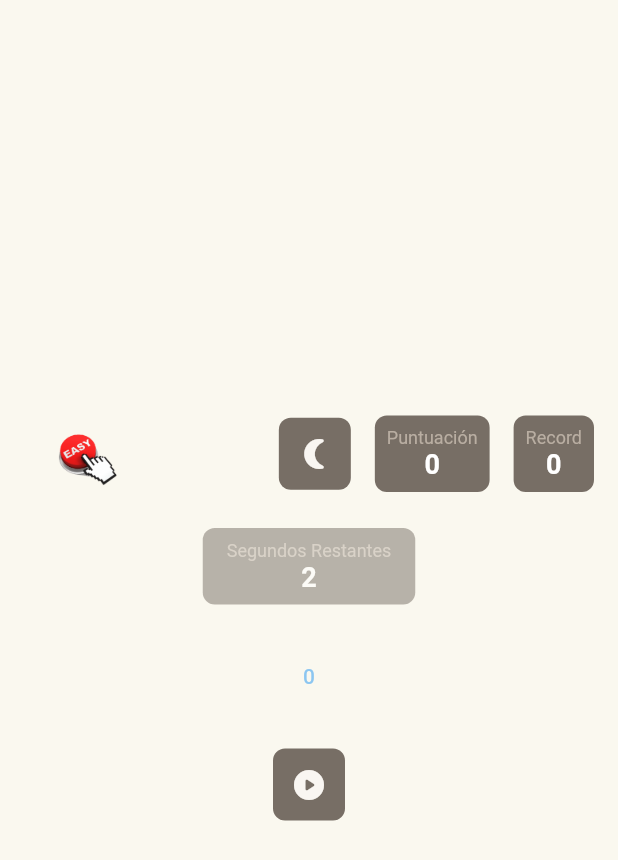
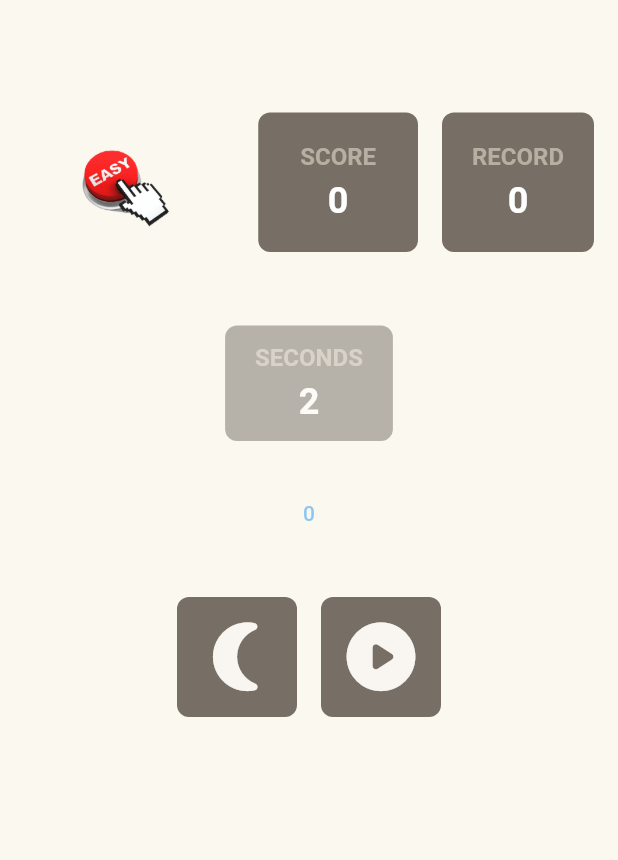
Before and after one commit to plss12/TapTen, a Flutter app: the screen it shows after launch, on a phone screen of 412 x 824 dp. Shown: the top 860 px of the screen. Run offline on Flutter 3.47's test engine with Material 2 defaults, Android fonts, the phone set to English and light mode, and no system bars; our stand-ins replace shared_preferences.

Commit message:
Cambios estéticos en la interfaz

```diff
--- a/lib/components/counter.dart
+++ b/lib/components/counter.dart
@@ -101,21 +101,26 @@ class _CounterState extends State<Counter> {
   Widget build(BuildContext context) {
     return Column(children: [
       Container(
-        padding: const EdgeInsets.symmetric(horizontal: 16.0, vertical: 8.0),
+        padding: const EdgeInsets.symmetric(horizontal: 20.0, vertical: 12.0),
         decoration: BoxDecoration(
             color: ColorsData.boxColor,
             borderRadius: BorderRadius.circular(8.0)),
         child: Column(children: [
           Text(
-            "Segundos Restantes",
-            style: TextStyle(fontSize: 12.0, color: ColorsData.boxLetterColor),
+            "SECONDS",
+            style: TextStyle(
+              fontSize: 16.0,
+              color: ColorsData.boxLetterColor,
+              fontWeight: FontWeight.bold,
+            ),
           ),
+          const SizedBox(height: 6.0),
           Text(
             _timer.toString(),
             style: const TextStyle(
                 color: Colors.white,
                 fontWeight: FontWeight.bold,
-                fontSize: 18.0),
+                fontSize: 24.0),
           ),
         ]),
       ),
--- a/lib/components/info_board.dart
+++ b/lib/components/info_board.dart
@@ -10,18 +10,23 @@ class ScoreBoard extends StatelessWidget {
   @override
   Widget build(BuildContext context) {
     return Container(
-      padding: const EdgeInsets.symmetric(horizontal: 8.0, vertical: 8.0),
+      padding: const EdgeInsets.symmetric(horizontal: 20.0, vertical: 20.0),
       decoration: BoxDecoration(
           color: ColorsData.boxColor, borderRadius: BorderRadius.circular(8.0)),
       child: Column(children: [
         Text(
           label,
-          style: TextStyle(fontSize: 12.0, color: ColorsData.boxLetterColor),
+          style: TextStyle(
+            fontSize: 16.0,
+            color: ColorsData.boxLetterColor,
+            fontWeight: FontWeight.bold,
+          ),
         ),
+        const SizedBox(height: 6.0),
         Text(
           score,
           style: const TextStyle(
-              color: Colors.white, fontWeight: FontWeight.bold, fontSize: 18.0),
+              color: Colors.white, fontWeight: FontWeight.bold, fontSize: 24.0),
         )
       ]),
     );
--- a/lib/const/colors.dart
+++ b/lib/const/colors.dart
@@ -44,18 +44,19 @@ class _ColorToggleButtonState extends State<ColorToggleButton> {
   @override
   Widget build(BuildContext context) {
     return Container(
-        //padding: const EdgeInsets.symmetric(horizontal: 6.0, vertical: 6.0),
+        width: 80,
+        height: 80,
         decoration: BoxDecoration(
             color: ColorsData.boxColor,
             borderRadius: BorderRadius.circular(8.0)),
-        child: Column(children: [
+        child: Column(mainAxisAlignment: MainAxisAlignment.center, children: [
           IconButton(
             splashColor: Colors.transparent,
             highlightColor: Colors.transparent,
             hoverColor: Colors.transparent,
             icon: ColorsData.modeIcon,
             color: ColorsData.boxNumberColor,
-            tooltip: 'Modo oscuro o claro',
+            iconSize: 55,
             onPressed: () {
               setState(() {
                 ColorsData.toggleDarkMode();
--- a/lib/game.dart
+++ b/lib/game.dart
@@ -61,9 +61,9 @@ class _GameState extends State<Game> {
   Widget build(BuildContext context) {
     return Scaffold(
       backgroundColor: ColorsData.backgroundColor,
-      body: Column(
-        crossAxisAlignment: CrossAxisAlignment.center,
-        mainAxisAlignment: MainAxisAlignment.center,
+      body: Container(
+        margin: const EdgeInsets.only(top: 75, bottom: 10),
+        child: Column(
           children: [
             Padding(
                 padding: const EdgeInsets.symmetric(horizontal: 8.0),
@@ -72,66 +72,46 @@ class _GameState extends State<Game> {
                     children: [
                       Image.asset(
                         'assets/images/Logo.png',
-                      width: 100,
+                        width: 150,
                       ),
-                    Container(
-                        alignment: Alignment.centerRight,
-                        child: Row(children: [
+                      Row(children: [
                         Padding(
-                              padding:
-                                  const EdgeInsets.symmetric(horizontal: 8.0),
+                          padding: const EdgeInsets.symmetric(horizontal: 8.0),
                           child: Column(
-                                mainAxisAlignment:
-                                    MainAxisAlignment.spaceBetween,
-                                crossAxisAlignment: CrossAxisAlignment.center,
-                                children: [
-                                  Padding(
-                                    padding: const EdgeInsets.only(bottom: 8.0),
-                                    child: ColorToggleButton(
-                                        onPressed: () => setState(() {})),
-                                  ),
-                                ],
-                              )),
-                          Padding(
-                            padding:
-                                const EdgeInsets.symmetric(horizontal: 8.0),
-                            child: Column(
-                              mainAxisAlignment: MainAxisAlignment.spaceBetween,
-                              crossAxisAlignment: CrossAxisAlignment.center,
                             children: [
                               Padding(
                                 padding: const EdgeInsets.only(bottom: 8.0),
                                 child: ScoreBoard(
-                                      label: 'Puntuación', score: '$_lastTry'),
+                                    label: '  SCORE  ', score: '$_lastTry'),
                               ),
                             ],
                           ),
                         ),
                         Padding(
-                            padding:
-                                const EdgeInsets.symmetric(horizontal: 8.0),
+                          padding: const EdgeInsets.symmetric(horizontal: 8.0),
                           child: Column(
-                              mainAxisAlignment: MainAxisAlignment.spaceBetween,
-                              crossAxisAlignment: CrossAxisAlignment.center,
                             children: [
                               Padding(
                                 padding: const EdgeInsets.only(bottom: 8.0),
                                 child: ScoreBoard(
-                                      label: 'Record',
+                                    label: 'RECORD',
                                     score: '${_bestTry.value}'),
                               ),
                             ],
                           ),
                         ),
+                      ]),
                     ])),
-                  ])),
+            Padding(
+              padding: const EdgeInsets.symmetric(vertical: 25.0),
+              child: Column(
+                children: [
                   IgnorePointer(
                     ignoring: !_start.value,
                     child: Opacity(
                       opacity: !_start.value ? 0.5 : 1.0,
                       child: Padding(
-                  padding: const EdgeInsets.symmetric(
-                      horizontal: 16.0, vertical: 16.0),
+                          padding: const EdgeInsets.all(16.0),
                           child: Counter(
                               start: _start,
                               lastTry: _lastTry,
@@ -142,29 +122,45 @@ class _GameState extends State<Game> {
                               })),
                     ),
                   ),
+                  Row(mainAxisAlignment: MainAxisAlignment.center, children: [
+                    Padding(
+                      padding: const EdgeInsets.all(8.0),
+                      child:
+                          ColorToggleButton(onPressed: () => setState(() {})),
+                    ),
                     Visibility(
                         visible: !_start.value,
+                        child: Padding(
+                            padding: const EdgeInsets.all(8.0),
                             child: Container(
-                  //padding: const EdgeInsets.symmetric(horizontal: 6.0, vertical: 6.0),
+                                width: 80,
+                                height: 80,
                                 decoration: BoxDecoration(
                                     color: ColorsData.boxColor,
                                     borderRadius: BorderRadius.circular(8.0)),
-                  child: Column(children: [
+                                child: Column(
+                                    mainAxisAlignment: MainAxisAlignment.center,
+                                    children: [
                                       IconButton(
                                         splashColor: Colors.transparent,
                                         highlightColor: Colors.transparent,
                                         hoverColor: Colors.transparent,
                                         icon: ColorsData.startIcon,
                                         color: ColorsData.boxNumberColor,
-                      tooltip: 'Comenzar',
+                                        iconSize: 55,
                                         onPressed: () {
                                           setState(() {
                                             _start.value = true;
                                           });
                                         },
                                       )
-                  ]))),
+                                    ])))),
+                  ])
                 ],
+              ),
+            ),
+          ],
+        ),
       ),
     );
   }
```
Lines whose indentation alone changed are shown as unchanged.
